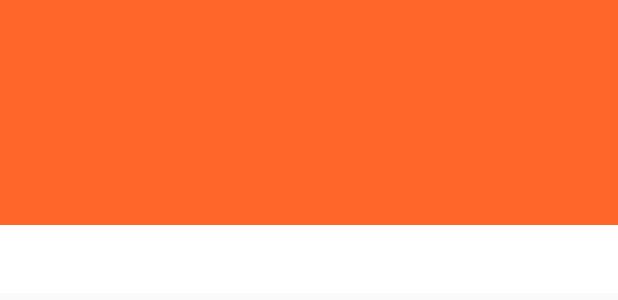
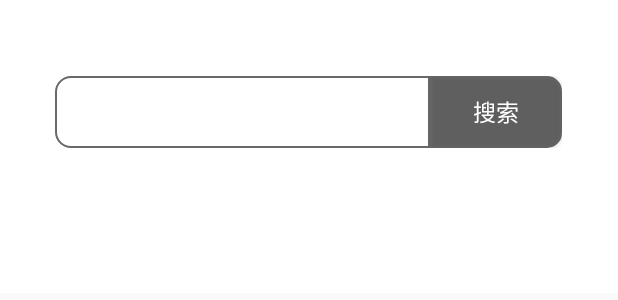
Before and after one commit to goodCardTeam/goodCard2, an Android app: the layout fragment_news.xml on its own in the app's theme, with its tools: preview values and no code run, on a phone screen of 412 x 824 dp. Shown: the top 300 px of the screen. Run offline under Robolectric (Android 15) with nearby library versions, the phone set to English and light mode, and no system bars.

Commit message:
优化淘宝客商品列表页UI

```diff
--- /dev/null
+++ b/app/src/main/res/drawable/search_half_borde_shape.xml
@@ -0,0 +1,11 @@
+<?xml version="1.0" encoding="utf-8"?>
+<shape xmlns:android="http://schemas.android.com/apk/res/android">
+
+    <corners android:bottomLeftRadius="10dp"
+        android:topLeftRadius="10dp"/>
+    <stroke
+        android:width="1dp"
+        android:color="#bb333333" />
+    <solid android:color="@android:color/transparent" />
+
+</shape>
--- /dev/null
+++ b/app/src/main/res/drawable/search_half_solid_shape.xml
@@ -0,0 +1,8 @@
+<?xml version="1.0" encoding="utf-8"?>
+<shape xmlns:android="http://schemas.android.com/apk/res/android">
+
+    <corners android:bottomRightRadius="10dp"
+        android:topRightRadius="10dp"/>
+    <solid android:color="#bb333333" />
+
+</shape>
--- a/app/src/main/res/layout/fragment_news.xml
+++ b/app/src/main/res/layout/fragment_news.xml
@@ -1,8 +1,8 @@
 <?xml version="1.0" encoding="utf-8"?>
 <LinearLayout xmlns:android="http://schemas.android.com/apk/res/android"
+    xmlns:app="http://schemas.android.com/apk/res-auto"
     android:layout_width="match_parent"
     android:layout_height="match_parent"
-    xmlns:app="http://schemas.android.com/apk/res-auto"
     android:orientation="vertical">
     <!-- 第一部分:CoordinatorLayout -->
     <androidx.coordinatorlayout.widget.CoordinatorLayout
@@ -19,15 +19,65 @@
                 android:layout_width="match_parent"
                 android:layout_height="match_parent"
                 android:fitsSystemWindows="true"
-                app:contentScrim="?attr/colorPrimary"
+                app:contentScrim="@color/white"
                 app:expandedTitleMarginEnd="64dp"
                 app:expandedTitleMarginStart="48dp"
                 app:layout_scrollFlags="scroll">
+                <RelativeLayout
+                    android:layout_width="match_parent"
+                    android:layout_height="150dp"
+                    android:background="@color/white">
+                    <LinearLayout
+                        android:layout_width="wrap_content"
+                        android:layout_height="wrap_content"
+                        android:layout_centerInParent="true">
+                        <EditText
+                            android:layout_width="250dp"
+                            android:layout_height="match_parent"
+                            android:background="@drawable/search_half_borde_shape"
+                            android:lines="1"
+                            android:textSize="15sp"
+                            android:textColor="@color/gray_4a"
+                            android:ellipsize="end"/>
+                        <Button
+                            android:layout_width="wrap_content"
+                            android:layout_height="wrap_content"
+                            android:background="@drawable/search_half_solid_shape"
+                            android:text="搜索"
+                            android:textSize="15sp"
+                            android:textColor="@color/white"/>
+                    </LinearLayout>
+                </RelativeLayout>
+            </com.google.android.material.appbar.CollapsingToolbarLayout>
             <LinearLayout
                 android:layout_width="match_parent"
-                    android:layout_height="150dp"
-                    android:background="@color/red_6729"/>
-            </com.google.android.material.appbar.CollapsingToolbarLayout>
+                android:layout_height="wrap_content"
+                android:orientation="vertical">
+                <LinearLayout
+                    android:id="@+id/news_ll_search"
+                    android:layout_width="match_parent"
+                    android:layout_height="wrap_content"
+                    android:gravity="center_horizontal"
+                    android:visibility="gone"
+                    android:paddingBottom="5dp"
+                    android:background="@color/white"
+                    android:paddingTop="22dp">
+                    <EditText
+                        android:layout_width="250dp"
+                        android:layout_height="match_parent"
+                        android:background="@drawable/search_half_borde_shape"
+                        android:lines="1"
+                        android:textSize="15sp"
+                        android:textColor="@color/gray_4a"
+                        android:ellipsize="end"/>
+                    <Button
+                        android:layout_width="wrap_content"
+                        android:layout_height="wrap_content"
+                        android:background="@drawable/search_half_solid_shape"
+                        android:text="搜索"
+                        android:textSize="15sp"
+                        android:textColor="@color/white"/>
+                </LinearLayout>
                 <com.google.android.material.tabs.TabLayout
                     android:id="@+id/goods_tab"
                     android:layout_width="match_parent"
@@ -37,6 +87,8 @@
                     app:tabTextColor="@color/gray_9"
                     app:tabSelectedTextColor="@color/gray_4a"
                     app:tabIndicatorColor="@color/gray_4a"/>
+            </LinearLayout>
+
         </com.google.android.material.appbar.AppBarLayout>
         <!-- 第三部分:Your Scroll View-->
         <androidx.core.widget.NestedScrollView
```
Also changed, not shown: app/src/main/java/com/dytj/goodcard/ui/fragment/ActiveFragment.java (+8 -3 lines), app/src/main/java/com/dytj/goodcard/ui/fragment/NewsFragment.java (+12 -3 lines), app/src/main/java/com/dytj/goodcard/utils/AnimationUtils.java (added, +59 -0 lines). Lines whose indentation alone changed are shown as unchanged.
